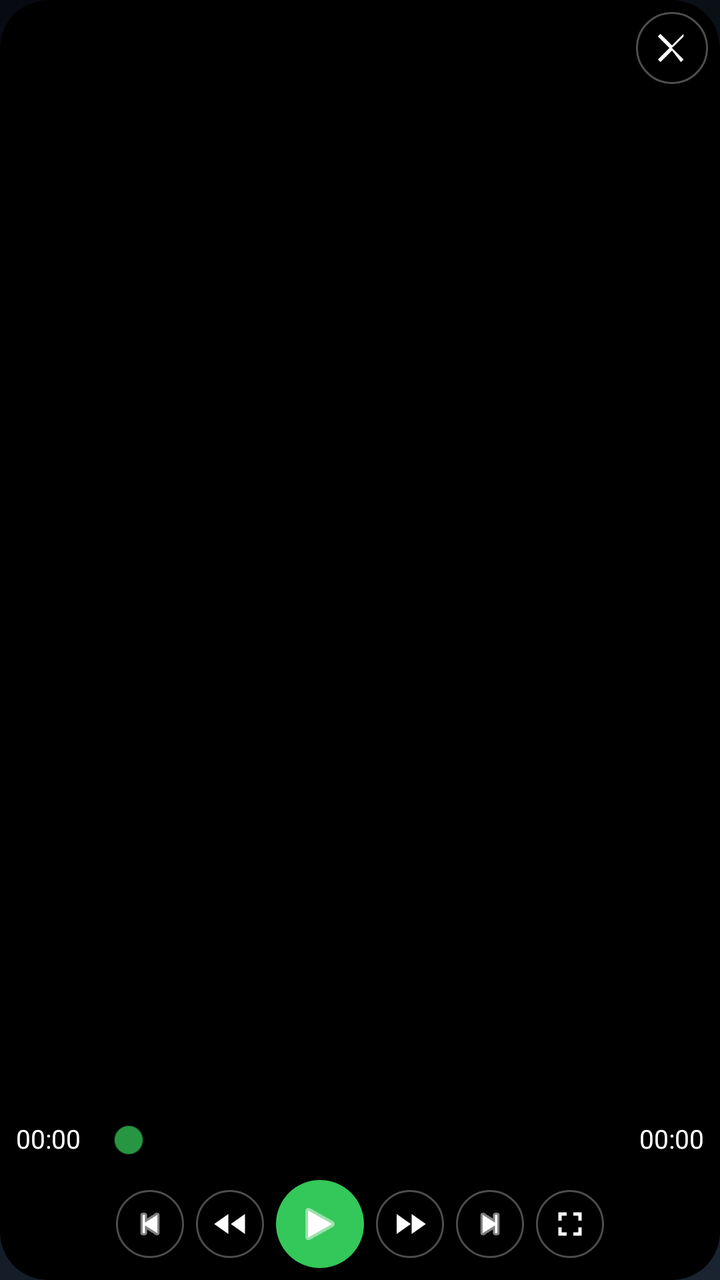
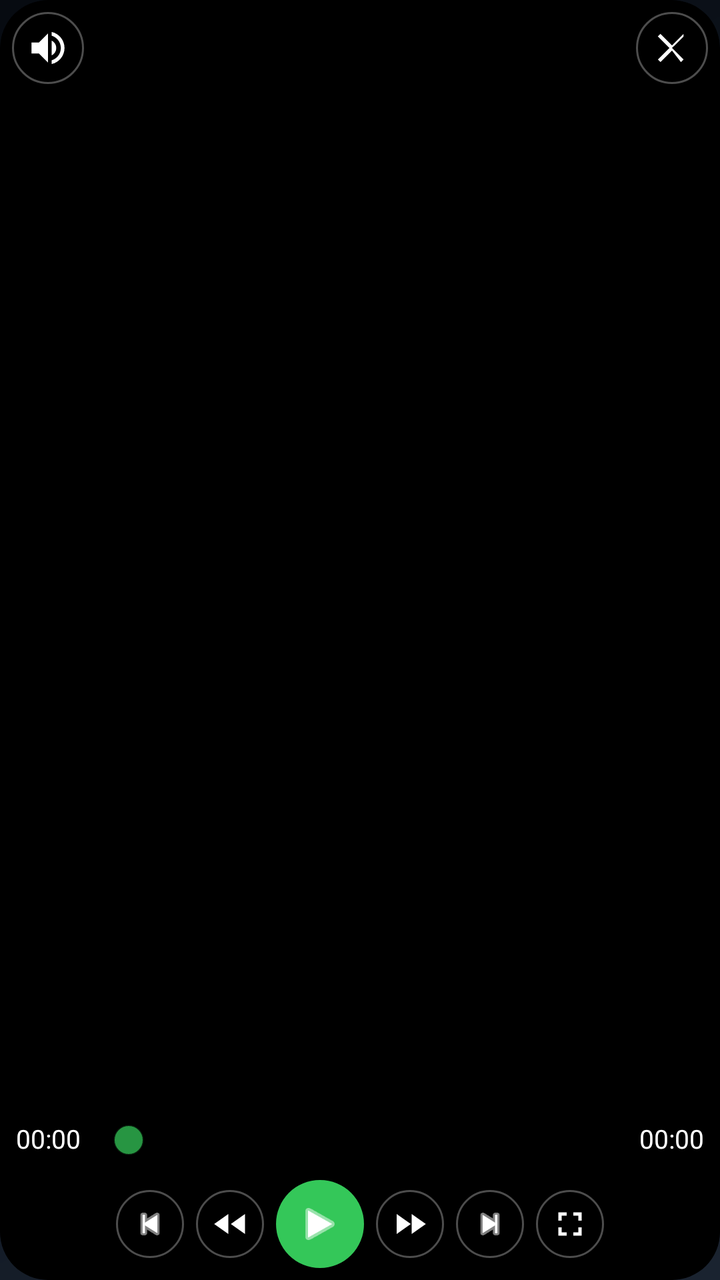

Screens rendered from an Android XML layout before and after an edit, with the pre-edit source and the edit as a unified diff.
<!-- AndroidManifest.xml: application theme Theme.NUI -->
<!-- res/layout/video_player.xml -->
<?xml version="1.0" encoding="utf-8"?>
<FrameLayout xmlns:android="http://schemas.android.com/apk/res/android"
    android:id="@+id/videoRoot"
    android:layout_width="match_parent"
    android:layout_height="match_parent"
    android:background="@drawable/bg_video_window"
    android:clipToOutline="true">

    
    <TextureView
        android:id="@+id/videoSurface"
        android:layout_width="match_parent"
        android:layout_height="match_parent" />

    
    <FrameLayout
        android:id="@+id/videoPipControls"
        android:layout_width="match_parent"
        android:layout_height="match_parent"
        android:background="#66000000"
        android:visibility="gone">

        <LinearLayout
            android:layout_width="wrap_content"
            android:layout_height="wrap_content"
            android:layout_gravity="center"
            android:orientation="horizontal">

            <ImageButton
                android:id="@+id/btnPipPlay"
                android:layout_width="56dp"
                android:layout_height="56dp"
                android:layout_marginEnd="18dp"
                android:padding="14dp"
                android:background="@drawable/bg_pip_ctrl"
                android:contentDescription="播放/暂停"
                android:scaleType="centerInside"
                android:src="@android:drawable/ic_media_pause"
                android:tint="#FFFFFF" />

            <ImageButton
                android:id="@+id/btnPipHome"
                android:layout_width="56dp"
                android:layout_height="56dp"
                android:layout_marginEnd="18dp"
                android:padding="14dp"
                android:background="@drawable/bg_pip_ctrl"
                android:contentDescription="回到桌面"
                android:scaleType="centerInside"
                android:src="@drawable/ic_nav_home"
                android:tint="#FFFFFF" />

            <ImageButton
                android:id="@+id/btnPipFullscreen"
                android:layout_width="56dp"
                android:layout_height="56dp"
                android:padding="14dp"
                android:background="@drawable/bg_pip_ctrl"
                android:contentDescription="全屏"
                android:scaleType="centerInside"
                android:src="@drawable/ic_fullscreen"
                android:tint="#FFFFFF" />
        </LinearLayout>
    </FrameLayout>

    
    <ImageButton
        android:id="@+id/btnVideoClose"
        android:layout_width="36dp"
        android:layout_height="36dp"
        android:layout_gravity="top|end"
        android:layout_margin="6dp"
        android:padding="7dp"
        android:background="@drawable/bg_minus_ctrl"
        android:contentDescription="关闭"
        android:scaleType="centerInside"
        android:src="@drawable/ic_close"
        android:tint="#FFFFFF" />


    
    <LinearLayout
        android:id="@+id/videoControls"
        android:layout_width="match_parent"
        android:layout_height="wrap_content"
        android:layout_gravity="bottom"
        android:orientation="vertical"
        android:background="#99000000"
        android:paddingStart="8dp"
        android:paddingEnd="8dp"
        android:paddingTop="6dp"
        android:paddingBottom="6dp">

        
        <LinearLayout
            android:layout_width="match_parent"
            android:layout_height="wrap_content"
            android:orientation="horizontal"
            android:gravity="center_vertical">

            <TextView
                android:id="@+id/videoPosTime"
                android:layout_width="wrap_content"
                android:layout_height="wrap_content"
                android:includeFontPadding="false"
                android:layout_marginEnd="8dp"
                android:text="00:00"
                android:textSize="13sp"
                android:textColor="#FFFFFF"
                tools:ignore="HardcodedText"
                xmlns:tools="http://schemas.android.com/tools" />

            <SeekBar
                android:id="@+id/videoProgress"
                android:layout_width="0dp"
                android:layout_height="36dp"
                android:layout_weight="1"
                android:max="1000"
                android:progress="0"
                android:paddingTop="16dp"
                android:paddingBottom="16dp"
                android:splitTrack="false"
                android:progressDrawable="@drawable/seek_video_track"
                android:thumb="@drawable/seek_minus_thumb" />

            <TextView
                android:id="@+id/videoDurTime"
                android:layout_width="wrap_content"
                android:layout_height="wrap_content"
                android:includeFontPadding="false"
                android:layout_marginStart="8dp"
                android:text="00:00"
                android:textSize="13sp"
                android:textColor="#FFFFFF"
                tools:ignore="HardcodedText"
                xmlns:tools="http://schemas.android.com/tools" />
        </LinearLayout>

        
        <LinearLayout
            android:layout_width="match_parent"
            android:layout_height="wrap_content"
            android:layout_marginTop="2dp"
            android:orientation="horizontal"
            android:gravity="center">

            <ImageButton
                android:id="@+id/btnVideoPrev"
                android:layout_width="34dp"
                android:layout_height="34dp"
                android:layout_marginEnd="6dp"
                android:padding="7dp"
                android:background="@drawable/bg_minus_ctrl"
                android:contentDescription="上一个视频"
                android:scaleType="centerInside"
                android:src="@android:drawable/ic_media_previous"
                android:tint="#FFFFFF" />

            <ImageButton
                android:id="@+id/btnVideoRewind"
                android:layout_width="34dp"
                android:layout_height="34dp"
                android:layout_marginEnd="6dp"
                android:padding="7dp"
                android:background="@drawable/bg_minus_ctrl"
                android:contentDescription="快退"
                android:scaleType="centerInside"
                android:src="@drawable/ic_rewind"
                android:tint="#FFFFFF" />

            <ImageButton
                android:id="@+id/btnVideoPlay"
                android:layout_width="44dp"
                android:layout_height="44dp"
                android:layout_marginEnd="6dp"
                android:padding="10dp"
                android:background="@drawable/bg_minus_play"
                android:contentDescription="播放/暂停"
                android:scaleType="centerInside"
                android:src="@android:drawable/ic_media_play"
                android:tint="#FFFFFF" />

            <ImageButton
                android:id="@+id/btnVideoForward"
                android:layout_width="34dp"
                android:layout_height="34dp"
                android:layout_marginEnd="6dp"
                android:padding="7dp"
                android:background="@drawable/bg_minus_ctrl"
                android:contentDescription="快进"
                android:scaleType="centerInside"
                android:src="@drawable/ic_forward"
                android:tint="#FFFFFF" />

            <ImageButton
                android:id="@+id/btnVideoNext"
                android:layout_width="34dp"
                android:layout_height="34dp"
                android:layout_marginEnd="6dp"
                android:padding="7dp"
                android:background="@drawable/bg_minus_ctrl"
                android:contentDescription="下一个视频"
                android:scaleType="centerInside"
                android:src="@android:drawable/ic_media_next"
                android:tint="#FFFFFF" />

            <ImageButton
                android:id="@+id/btnVideoFullscreen"
                android:layout_width="34dp"
                android:layout_height="34dp"
                android:padding="7dp"
                android:background="@drawable/bg_minus_ctrl"
                android:contentDescription="全屏"
                android:scaleType="centerInside"
                android:src="@drawable/ic_fullscreen"
                android:tint="#FFFFFF" />
        </LinearLayout>
    </LinearLayout>
</FrameLayout>
<!-- resources referenced by this layout -->
<resources>
  <!-- drawable bg_minus_play (drawable) -->
  <?xml version="1.0" encoding="utf-8"?>
  <ripple xmlns:android="http://schemas.android.com/apk/res/android"
      android:color="#33FFFFFF">
      <item android:id="@android:id/mask">
          <shape android:shape="oval">
              <solid android:color="@android:color/white" />
          </shape>
      </item>
      <item>
          <shape android:shape="oval">
              <solid android:color="#34C759" />
          </shape>
      </item>
  </ripple>
  <!-- drawable bg_video_window (drawable) -->
  <?xml version="1.0" encoding="utf-8"?>
  <shape xmlns:android="http://schemas.android.com/apk/res/android"
      android:shape="rectangle">
      <solid android:color="#000000" />
      <corners android:radius="24dp" />
  </shape>
  <!-- drawable ic_close (drawable) -->
  <?xml version="1.0" encoding="utf-8"?>
  <vector xmlns:android="http://schemas.android.com/apk/res/android"
      android:width="48dp"
      android:height="48dp"
      android:viewportWidth="24"
      android:viewportHeight="24">
      <path
          android:fillColor="#FFFFFF"
          android:pathData="M18.3,5.71L12,12l6.3,6.29 -1.41,1.42L12,13.41l-6.29,6.3 -1.42,-1.42L10.59,12 4.29,5.71 5.71,4.29 12,10.59l6.3,-6.3z" />
  </vector>
  <!-- drawable ic_forward (drawable) -->
  <?xml version="1.0" encoding="utf-8"?>
  <vector xmlns:android="http://schemas.android.com/apk/res/android"
      android:width="48dp"
      android:height="48dp"
      android:viewportWidth="24"
      android:viewportHeight="24">
      <path
          android:fillColor="#FFFFFF"
          android:pathData="M4,18l8.5,-6L4,6v12zM13,6v12l8.5,-6L13,6z" />
  </vector>
  <!-- drawable ic_fullscreen (drawable) -->
  <?xml version="1.0" encoding="utf-8"?>
  <vector xmlns:android="http://schemas.android.com/apk/res/android"
      android:width="48dp"
      android:height="48dp"
      android:viewportWidth="24"
      android:viewportHeight="24">
      <path
          android:fillColor="#FFFFFF"
          android:pathData="M7,14H5v5h5v-2H7v-3zM5,10h2V7h3V5H5v5zM17,17h-3v2h5v-5h-2v3zM14,5v2h3v3h2V5h-5z" />
  </vector>
  <!-- drawable ic_nav_home (drawable) -->
  <?xml version="1.0" encoding="utf-8"?>
  <vector xmlns:android="http://schemas.android.com/apk/res/android"
      android:width="24dp"
      android:height="24dp"
      android:viewportWidth="24"
      android:viewportHeight="24"
      android:tint="#FFFFFF">
      <path
          android:fillColor="#FFFFFFFF"
          android:pathData="M10,20v-6h4v6h5v-9h3L12,3 2,11h3v9z" />
  </vector>
  <!-- drawable ic_rewind (drawable) -->
  <?xml version="1.0" encoding="utf-8"?>
  <vector xmlns:android="http://schemas.android.com/apk/res/android"
      android:width="48dp"
      android:height="48dp"
      android:viewportWidth="24"
      android:viewportHeight="24">
      <path
          android:fillColor="#FFFFFF"
          android:pathData="M11,18L11,6 2.5,12 11,18zM21,18L21,6 12.5,12 21,18z" />
  </vector>
  <!-- drawable seek_minus_thumb (drawable) -->
  <?xml version="1.0" encoding="utf-8"?>
  <shape xmlns:android="http://schemas.android.com/apk/res/android"
      android:shape="oval">
      <size
          android:width="16dp"
          android:height="16dp" />
      <solid android:color="#BF34C759" />
      <stroke
          android:width="1dp"
          android:color="#CC000000" />
  </shape>
  <color name="accent">#00C5D3</color>
  <color name="text_primary">#ECEFF1</color>
  <!-- unchanged entries left out for length: 5 -->
</resources>

<!-- the commit's change to res/layout/video_player.xml (unified diff, before → after) -->
@@ -77,6 +77,20 @@
         android:src="@drawable/ic_close"
         android:tint="#FFFFFF" />
 
+    
+    <ImageButton
+        android:id="@+id/btnVideoMute"
+        android:layout_width="36dp"
+        android:layout_height="36dp"
+        android:layout_gravity="top|start"
+        android:layout_margin="6dp"
+        android:padding="7dp"
+        android:background="@drawable/bg_minus_ctrl"
+        android:contentDescription="静音"
+        android:scaleType="centerInside"
+        android:src="@drawable/ic_volume_on"
+        android:tint="#FFFFFF" />
+
 
     
     <LinearLayout
<!-- resource entries referenced after the edit -->
@@ -78,6 +78,17 @@
           android:fillColor="#FFFFFF"
           android:pathData="M11,18L11,6 2.5,12 11,18zM21,18L21,6 12.5,12 21,18z" />
   </vector>
+  <!-- drawable ic_volume_on (drawable) -->
+  <?xml version="1.0" encoding="utf-8"?>
+  <vector xmlns:android="http://schemas.android.com/apk/res/android"
+      android:width="48dp"
+      android:height="48dp"
+      android:viewportWidth="24"
+      android:viewportHeight="24">
+      <path
+          android:fillColor="#FFFFFF"
+          android:pathData="M3,9v6h4l5,5V4L7,9H3zM16.5,12c0,-1.77 -1.02,-3.29 -2.5,-4.03v8.05c1.48,-0.73 2.5,-2.25 2.5,-4.02zM14,3.23v2.06c2.89,0.86 5,3.54 5,6.71s-2.11,5.85 -5,6.71v2.06c4.01,-0.91 7,-4.49 7,-8.77s-2.99,-7.86 -7,-8.77z" />
+  </vector>
   <!-- drawable seek_minus_thumb (drawable) -->
   <?xml version="1.0" encoding="utf-8"?>
   <shape xmlns:android="http://schemas.android.com/apk/res/android"
